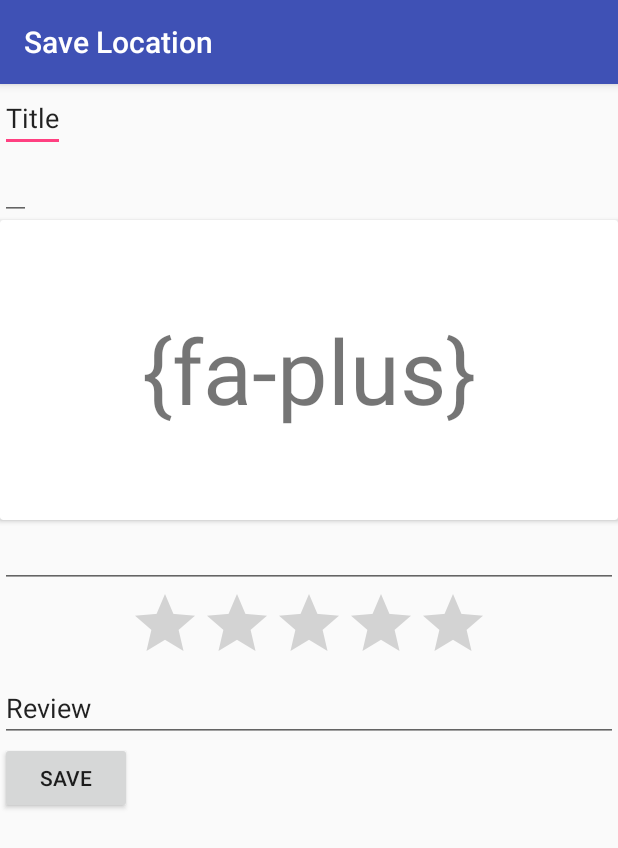
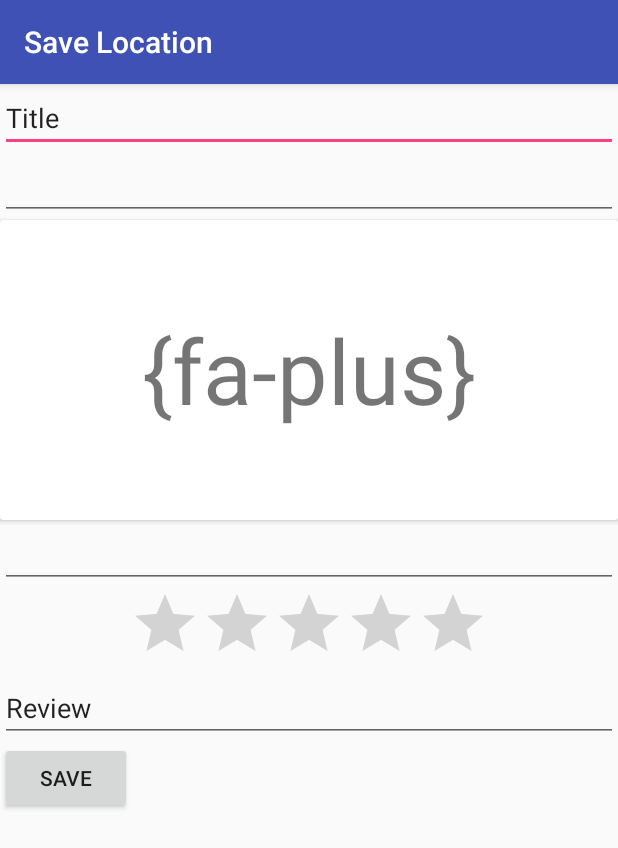
Before and after one commit to zenwong/ZFoodie, an Android app: the SaveLocationActivity screen opened directly, with no data from a screen before it, on a phone screen of 412 x 824 dp. Shown: the top 848 px of the screen. Run offline under Robolectric (Android 15) with nearby library versions, the phone set to English and light mode, and no system bars; our stand-ins replace Picasso; libraries missing offline, so code that uses them is left out: com.joanzapata.iconify, kotlinx.coroutines.experimental; plain views replace IconTextView; pictures from the network do not load.

```diff
--- a/app/src/main/java/com/zen/zfoodie/PlaceActivity.kt
+++ b/app/src/main/java/com/zen/zfoodie/PlaceActivity.kt
@@ -2,6 +2,8 @@ package com.zen.zfoodie
 
 import android.os.Bundle
 import android.support.v7.app.AppCompatActivity
+import kotlinx.coroutines.experimental.android.UI
+import kotlinx.coroutines.experimental.launch
 
 class PlaceActivity: AppCompatActivity() {
 
@@ -9,6 +11,10 @@ class PlaceActivity: AppCompatActivity() {
 		super.onCreate(savedInstanceState)
 		val address = intent.extras.getString("address")
 		supportActionBar!!.title = address
+
+		launch(UI) {
+			Client.fetchPlaceDetails(address)
+		}
 	}
 
 }
--- a/app/src/main/res/layout/save_location.xml
+++ b/app/src/main/res/layout/save_location.xml
@@ -5,12 +5,12 @@
 
     <LinearLayout
         android:layout_width="match_parent"
-        android:layout_height="match_parent"
+        android:layout_height="wrap_content"
         android:orientation="vertical">
 
         <EditText
             android:id="@+id/tvTitle"
-            android:layout_width="wrap_content"
+            android:layout_width="match_parent"
             android:layout_height="wrap_content"
             android:layout_weight="1"
             android:inputType="text"
@@ -19,7 +19,7 @@
 
         <EditText
             android:id="@+id/editAddress"
-            android:layout_width="wrap_content"
+            android:layout_width="match_parent"
             android:layout_height="wrap_content"
             android:layout_weight="1"
             android:inputType="text"
```
Also changed, not shown: app/src/main/java/com/zen/zfoodie/Client.kt (+12 -0 lines), 1 other file.
